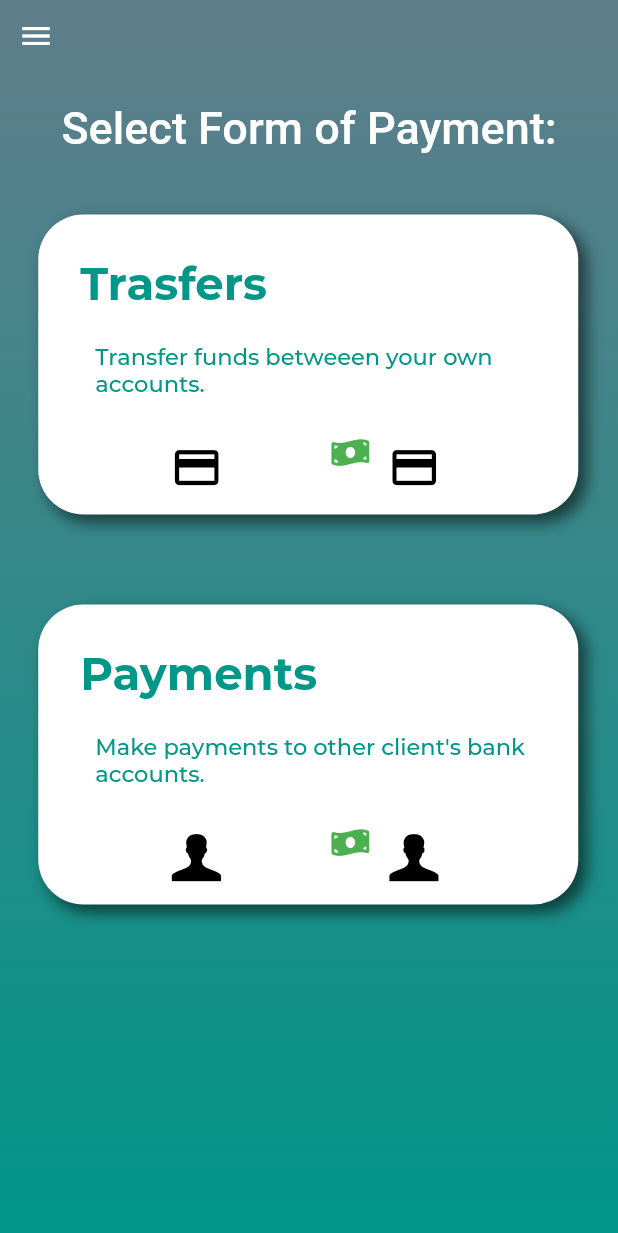
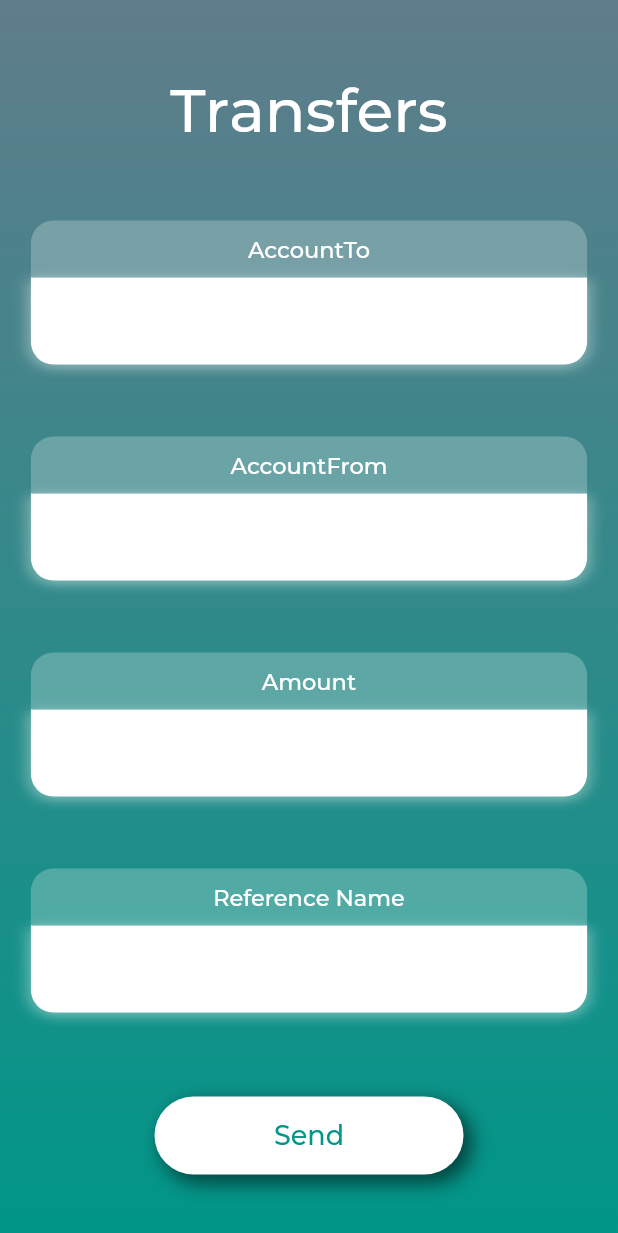
Before and after one commit to SDP-Wits/Banking-System, a Flutter app: the SelectPaymentPage screen opened directly, after a tap on "Trasfers", on a phone screen of 412 x 824 dp. Shown: the top 1233 px of the screen. Run offline on Flutter 3.47's test engine with Material 2 defaults, Android fonts, the phone set to English and light mode, and no system bars; our stand-ins replace animate_do, fluttertoast, sqflite; accounts and stored records are empty; project files that could hold a hidden picture were left out.

Commit message:
Semi done transfer

```diff
--- a/lib/config/routes/router.dart
+++ b/lib/config/routes/router.dart
@@ -7,6 +7,7 @@ import 'package:last_national_bank/core/account/accounts.dart';
 import 'package:last_national_bank/core/bank_account_options/account_options.dart';
 import 'package:last_national_bank/core/select_payment/select_payment.dart';
 import 'package:last_national_bank/core/specific_account/specific_bank_account.dart';
+import 'package:last_national_bank/core/transfer/transfer.dart';
 
 import '../../constants/route_constants.dart';
 import '../../core/login/login.dart';
@@ -69,6 +70,9 @@ Route<dynamic> generateRoute(RouteSettings settings) {
     case SelectPayment:
       return MaterialRouteWrap(SelectPaymentPage());
 
+    case MakeTransfer:
+      return MaterialRouteWrap(Transfers());
+
     //If page to go to is unknown, go to default home page, i.e. Login Page
     default:
       return MaterialRouteWrap(LoginPage());
@@ -130,4 +134,8 @@ void goToTimeline(BuildContext context) {
 void goToSelectPayment(BuildContext context) {
   Navigator.pushNamed(context, SelectPayment);
 }
+
+void goToTransfers(BuildContext context) {
+  Navigator.pushNamed(context, MakeTransfer);
+}
 // coverage:ignore-end
--- a/lib/constants/route_constants.dart
+++ b/lib/constants/route_constants.dart
@@ -13,5 +13,6 @@ const String ViewAccount = "view-account";
 const String SpecificAccount = "specific-account";
 const String TimelineRoute = "timeline";
 const String SelectPayment = "select-payment";
+const String MakeTransfer = "transfer";
 
 // coverage:ignore-end
--- a/lib/core/select_payment/select_payment.dart
+++ b/lib/core/select_payment/select_payment.dart
@@ -99,7 +99,7 @@ class _SelectPaymentPageState extends State<SelectPaymentPage> {
 
             // When buton is clicked, do..
             onTap: () {
-              //goToAdminVerificationList(context);
+              goToTransfers(context);
             },
             buttonTitle: "Trasfers",
             buttonDescription: "Transfer funds betweeen your own accounts.",
--- /dev/null
+++ b/lib/core/transfer/transfer.dart
@@ -0,0 +1,265 @@
+// coverage:ignore-start
+import 'package:flutter/material.dart';
+import 'package:last_national_bank/classes/accountDetails.dart';
+import 'package:last_national_bank/classes/user.class.dart';
+import 'package:last_national_bank/core/payments/payment.functions.dart';
+import 'package:last_national_bank/core/transfer/widgets/scrollAccount.dart';
+import 'package:last_national_bank/utils/helpers/style.dart';
+import 'package:last_national_bank/utils/services/local_db.dart';
+import 'package:last_national_bank/utils/services/online_db.dart';
+import 'package:last_national_bank/widgets/heading.dart';
+
+class Transfers extends StatefulWidget {
+  @override
+  _TransfersState createState() => _TransfersState();
+}
+
+
+class _TransfersState extends State<Transfers> {
+  User? user;
+  List<accountDetails> acc = [];
+
+  @override
+  void initState() {
+    super.initState();
+
+    //Getting unique account details
+    LocalDatabaseHelper.instance.getUserAndAddress().then((userDB) {
+      getAccountDetails(userDB!.idNumber).then((account) {
+        getNumberOfAccounts().then((numberAccounts) {
+          setState(() {
+            user = userDB;
+            acc = account;
+          });
+        }); //End of future getting unique account types
+      });
+    });
+  }
+
+  @override
+  Widget build(BuildContext context) {
+
+    final size = MediaQuery.of(context).size;
+
+    return SingleChildScrollView(
+      child: Container(
+
+        height: size.height,
+
+        decoration: BoxDecoration(
+          gradient: backgroundGradient,
+        ),
+
+        child: Column(
+          mainAxisAlignment: MainAxisAlignment.spaceEvenly,
+
+          children: [
+            Heading("Transfers"),
+
+/*  Scroll thingy with headings and stuff
+            Row(
+              mainAxisAlignment: MainAxisAlignment.spaceEvenly,
+              children: [
+                Text(
+                  'From:',
+                  style: TextStyle(
+                    color: Colors.white,
+                    fontFamily: fontMont,
+                    fontSize: 15.0,
+                  ),
+                ),
+
+                Text(
+                  'To:',
+                  style: TextStyle(
+                    color: Colors.white,
+                    fontFamily: fontMont,
+                    fontSize: 15.0,
+                  ),
+                ),
+              ],
+            ),
+
+            Row(
+              mainAxisAlignment: MainAxisAlignment.spaceEvenly,
+              children: [
+                ScrollAccount(acc: acc),
+                ScrollAccount(acc: acc),
+              ],
+            ),
+
+            // Spacing
+            Padding(
+              padding: EdgeInsets.only(top: 10),
+            ),    */
+
+            // money transfers to
+            InputField(
+              text: "AccountTo",
+              child: TextField(
+                maxLines: 1,
+                decoration: inputInputDecoration,
+                controller: amountController,
+                onChanged: onChangeAmount,
+                textAlign: TextAlign.center,
+                style: inputTextStyle,
+              ),
+            ),
+
+            // money transfered from
+            InputField(
+              text: "AccountFrom",
+              child: TextField(
+                maxLines: 1,
+                decoration: inputInputDecoration,
+                controller: amountController,
+                onChanged: onChangeAmount,
+                textAlign: TextAlign.center,
+                style: inputTextStyle,
+              ),
+            ),
+
+            // amount
+            InputField(
+              text: "Amount",
+              child: TextField(
+                maxLines: 1,
+                decoration: inputInputDecoration,
+                controller: amountController,
+                onChanged: onChangeAmount,
+                textAlign: TextAlign.center,
+                style: inputTextStyle,
+              ),
+            ),
+
+            // reference
+            InputField(
+              text: "Reference Name",
+              child: TextField(
+                // maxLength: 11,
+                decoration: inputInputDecoration,
+                controller: referenceNameController,
+                onChanged: onChangeReferenceName,
+                textAlign: TextAlign.center,
+                style: inputTextStyle,
+              ),
+            ),
+
+            // Send button
+            TextButton(
+              onPressed: submitPayment,
+              child: Container(
+                width: size.width * 0.5,
+                padding: EdgeInsets.all(15),
+                decoration: BoxDecoration(
+                    color: Colors.white,
+                    borderRadius: BorderRadius.circular(50),
+                    boxShadow: [
+                      BoxShadow(
+                        color: Colors.black54,
+                        blurRadius:
+                            10.0, // has the effect of softening the shadow
+                        spreadRadius:
+                            1.0, // has the effect of extending the shadow
+                        offset: Offset(
+                          5.0, // horizontal, move right 10
+                          5.0, // vertical, move down 10
+                        ),
+                      ),
+                    ]),
+                child: Text(
+                  "Send",
+                  textAlign: TextAlign.center,
+                  style: TextStyle(
+                    color: Colors.teal,
+                    fontSize: 18.0,
+                    fontFamily: fontMont,
+                  ),
+                ),
+              ),
+            ),
+
+          ],
+        ),
+      ),
+    );
+  }
+}
+
+// Creates input boxes
+class InputField extends StatelessWidget {
+  final String text;
+  final Widget child;
+
+  InputField({required this.text, required this.child});
+
+  @override
+  Widget build(BuildContext context) {
+    final size = MediaQuery.of(context).size;
+    return Column(
+      crossAxisAlignment: CrossAxisAlignment.start,
+      children: [
+        Container(
+          width: size.width * 0.9,
+          padding: EdgeInsets.all(10),
+          alignment: Alignment.center,
+          decoration: BoxDecoration(
+            color: Colors.white24,
+            borderRadius: BorderRadius.only(
+              topLeft: borderRadius,
+              topRight: borderRadius,
+            ),
+          ),
+          child: Text(
+            text,
+            style: TextStyle(
+              color: Colors.white,
+              fontFamily: fontMont,
+              fontSize: 15.0,
+            ),
+          ),
+        ),
+        Container(
+          width: size.width * 0.9,
+          margin: EdgeInsets.only(bottom: 15.0),
+          padding: EdgeInsets.all(5),
+          decoration: BoxDecoration(
+            boxShadow: [
+              BoxShadow(
+                color: Colors.white24,
+                offset: Offset(4.0, 2.0), //(x,y)
+                blurRadius: 6.0,
+              ),
+              BoxShadow(
+                color: Colors.white24,
+                offset: Offset(-4.0, 2.0), //(x,y)
+                blurRadius: 6.0,
+              ),
+            ],
+            color: Colors.white,
+            borderRadius: BorderRadius.only(
+              bottomLeft: borderRadius,
+              bottomRight: borderRadius,
+              // topRight: borderRadius,
+            ),
+          ),
+          child: Container(width: (size.width * 0.9), child: child),
+        ),
+      ],
+    );
+  }
+}
+
+var inputTextStyle = TextStyle(
+  color: Colors.black,
+  fontFamily: fontMont,
+  fontSize: 16.0,
+);
+
+var inputInputDecoration = InputDecoration(
+  enabledBorder: InputBorder.none,
+  focusedBorder: InputBorder.none,
+);
+
+const borderRadius = Radius.circular(15.0);
+// coverage:ignore-end
--- a/lib/main.dart
+++ b/lib/main.dart
@@ -56,8 +56,8 @@ class _MyHomePageState extends State<MyHomePage> {
     SystemChrome.setSystemUIOverlayStyle(SystemUiOverlayStyle(
       statusBarColor: Colors.blueAccent,
     ));
-    return PlaygroundTest();
-    // return LoginPage();
+   // return PlaygroundTest();
+     return LoginPage();
     //return HomePage();
   }
 }
--- a/pubspec.yaml
+++ b/pubspec.yaml
@@ -32,6 +32,7 @@ dependencies:
     sqflite: ^2.0.0+3
     intl: ^0.17.0
     animate_do: ^2.0.0
+    #scrollable_positioned_list: ^0.1.10
 
 dev_dependencies:
     flutter_test:
```
Also changed, not shown: lib/core/transfer/widgets/scrollAccount.dart (added, +156 -0 lines), pubspec.lock.
